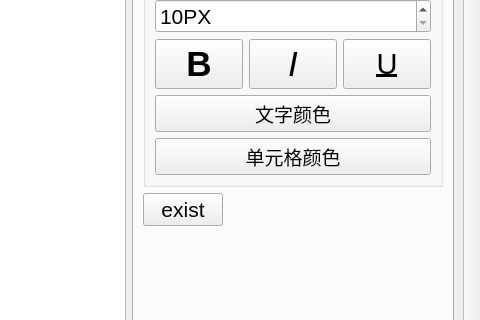
030525/Qt-MyExcel, file untitled/mainwindow.ui: the form before one commit; both pictures show x 720 to 1200 and y 177 to 497 of the 1200 by 600 pixel window.
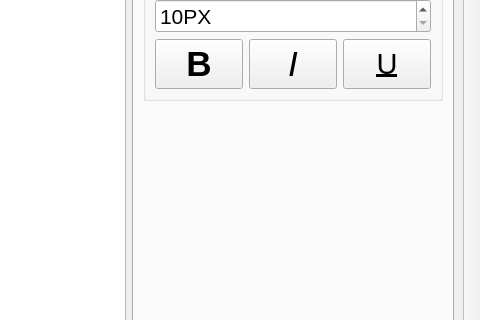
The form after the commit. Icons and pictures are not drawn.

```diff
--- a/untitled/mainwindow.ui
+++ b/untitled/mainwindow.ui
@@ -129,6 +129,15 @@
              <string>字体</string>
             </property>
             <layout class="QGridLayout" name="gridLayout">
+             <item row="0" column="0" colspan="3">
+              <widget class="QFontComboBox" name="fontComboBox">
+               <property name="font">
+                <font>
+                 <pointsize>12</pointsize>
+                </font>
+               </property>
+              </widget>
+             </item>
              <item row="2" column="2">
               <widget class="QPushButton" name="pushButton_3">
                <property name="minimumSize">
@@ -195,39 +204,6 @@
                </property>
               </widget>
              </item>
-             <item row="4" column="0" colspan="3">
-              <widget class="QPushButton" name="pushButton_5">
-               <property name="font">
-                <font>
-                 <pointsize>14</pointsize>
-                </font>
-               </property>
-               <property name="text">
-                <string>单元格颜色</string>
-               </property>
-              </widget>
-             </item>
-             <item row="3" column="0" colspan="3">
-              <widget class="QPushButton" name="pushButton_4">
-               <property name="font">
-                <font>
-                 <pointsize>14</pointsize>
-                </font>
-               </property>
-               <property name="text">
-                <string>文字颜色</string>
-               </property>
-              </widget>
-             </item>
-             <item row="0" column="0" colspan="3">
-              <widget class="QFontComboBox" name="fontComboBox">
-               <property name="font">
-                <font>
-                 <pointsize>12</pointsize>
-                </font>
-               </property>
-              </widget>
-             </item>
              <item row="1" column="0" colspan="3">
               <widget class="QSpinBox" name="spinBox">
                <property name="font">
@@ -258,13 +234,6 @@
             </layout>
            </widget>
           </item>
-          <item row="1" column="0">
-           <widget class="QPushButton" name="pushButton_6">
-            <property name="text">
-             <string>exist</string>
-            </property>
-           </widget>
-          </item>
          </layout>
         </widget>
         <widget class="QWidget" name="tab_2">
```
